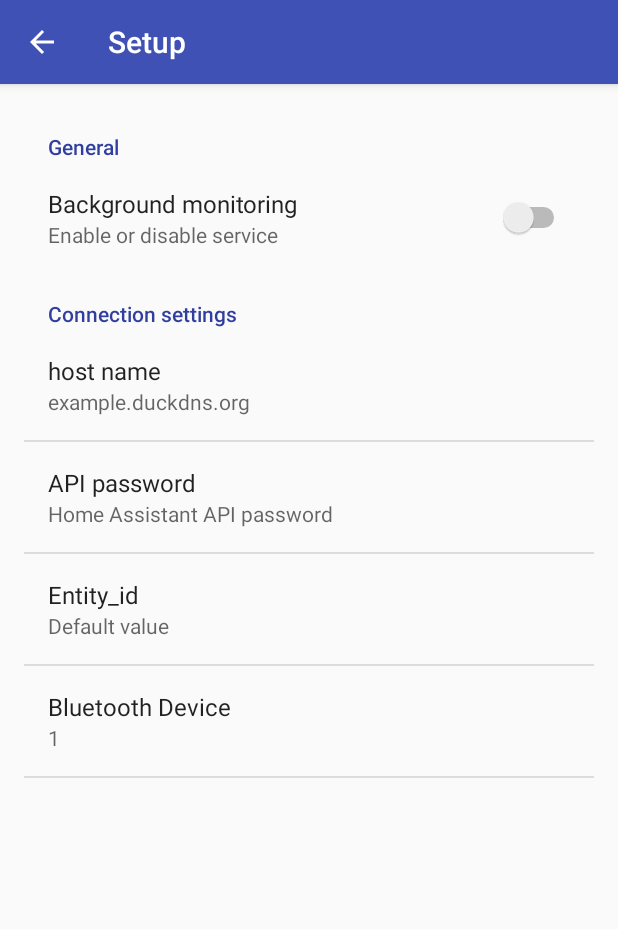
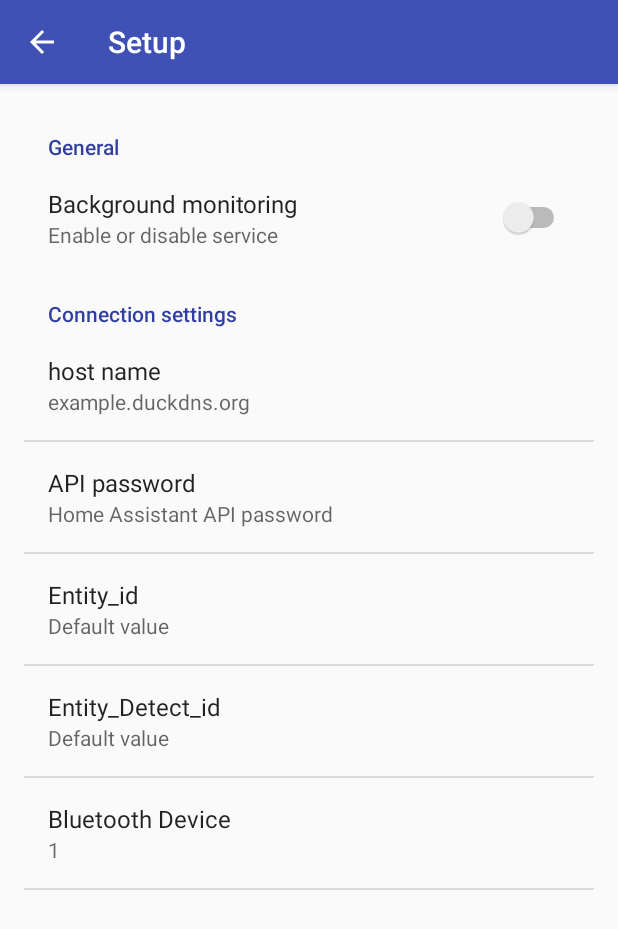
Before and after one commit to lucasop/IoBoss, an Android app: the screen it shows after launch (PreferenceActivity), in the side drawer, after a tap on "Setup", on a phone screen of 412 x 824 dp. Shown: the top 929 px of the screen. Run offline under Robolectric (Android 15) with nearby library versions, the phone set to English and light mode, and no system bars.

Commit message:
aggiunto in preference la configurazione di

```diff
--- a/app/src/main/java/net/eclissi/lucasop/ioboss/fragments/PrefsFragment.java
+++ b/app/src/main/java/net/eclissi/lucasop/ioboss/fragments/PrefsFragment.java
@@ -136,6 +136,24 @@ public class PrefsFragment extends PreferenceFragment {
             }
         });
 
+        // TODO : entity detect id
+        final EditTextPreference entitydetectID = (EditTextPreference) findPreference("entity_detect_id");
+        final ContentValues  contentValuesED = new ContentValues();
+        entitydetectID.setSummary(entitydetectID.getText());
+        entitydetectID.setOnPreferenceChangeListener(new Preference.OnPreferenceChangeListener() {
+            @Override
+            public boolean onPreferenceChange(Preference preference, Object newValue2) {
+                String inputEntityDetectID = (String)newValue2;
+                entitydetectID.setSummary(inputEntityDetectID);
+                contentValuesED.put("PREF_KEY", "entity_detect_id");
+                contentValuesED.put("TITLE", newValue2.toString());
+                contentValuesED.put("SUMMARY", newValue2.toString());
+                Uri uriI =  getContext().getContentResolver().insert(CONTENT_URI, contentValuesED);
+                return true;
+            }
+        });
+
+
         final ListPreference BTentity = (ListPreference) findPreference("bt_bounded");
         final ContentValues  contentValues = new ContentValues();
         BTentity.setSummary(BTentity.getValue().toString());
--- a/app/src/main/res/xml/preferences.xml
+++ b/app/src/main/res/xml/preferences.xml
@@ -35,6 +35,13 @@
             android:title="Entity_id"
             android:key="entity_id"
             android:summary="entity" />
+        <EditTextPreference
+            android:defaultValue="Default value"
+            android:selectAllOnFocus="true"
+            android:singleLine="true"
+            android:title="Entity_Detect_id"
+            android:key="entity_detect_id"
+            android:summary="entity" />
     </PreferenceCategory>
     <ListPreference
         android:defaultValue="1"
```
